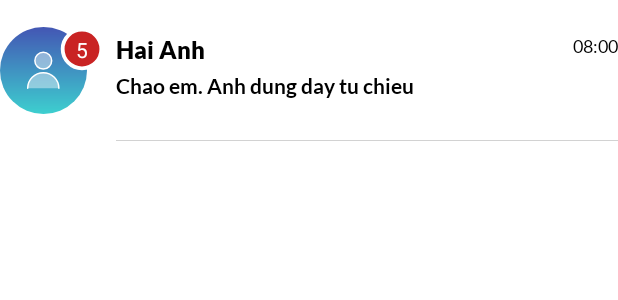
After one commit to tana142/ChatApp, an Android app: the layout item_message.xml on its own in the app's theme, with its tools: preview values and no code run, on a phone screen of 412 x 824 dp. The commit adds this screen. Shown: the top 300 px of the screen. Run offline under Robolectric (Android 15) with nearby library versions, the phone set to English and light mode, and no system bars; Roboto replaces fonts that are not available here.

Commit message:
add ui message

```diff
--- /dev/null
+++ b/app/src/main/res/drawable/bg_item_message.xml
@@ -0,0 +1,8 @@
+<?xml version="1.0" encoding="utf-8"?>
+<shape xmlns:android="http://schemas.android.com/apk/res/android">
+
+    <gradient android:startColor="@color/blue_start"
+        android:endColor="@color/blue_end"
+        android:angle="-90"/>
+    <corners android:radius="100dp"/>
+</shape>
--- /dev/null
+++ b/app/src/main/res/drawable/ic_avatar_user_default_while_large_icon.xml
@@ -0,0 +1,27 @@
+<vector xmlns:android="http://schemas.android.com/apk/res/android"
+    android:width="26dp"
+    android:height="26dp"
+    android:viewportWidth="26"
+    android:viewportHeight="26">
+  <path
+      android:strokeWidth="1"
+      android:pathData="M12.853,12.0533C15.9443,12.0533 18.4504,9.5472 18.4504,6.4559C18.4504,3.3645 15.9443,0.8584 12.853,0.8584C9.7616,0.8584 7.2555,3.3645 7.2555,6.4559C7.2555,9.5472 9.7616,12.0533 12.853,12.0533Z"
+      android:strokeLineJoin="round"
+      android:fillColor="#ffffff"
+      android:fillAlpha="0.43"
+      android:fillType="evenOdd"
+      android:strokeColor="#ffffff"
+      android:strokeLineCap="round"/>
+  <path
+      android:pathData="M2.4577,24.8474C2.4577,19.1063 7.1118,14.4522 12.853,14.4522C18.5941,14.4522 23.2482,19.1063 23.2482,24.8474"
+      android:fillColor="#ffffff"
+      android:fillAlpha="0.43"
+      android:fillType="evenOdd"/>
+  <path
+      android:strokeWidth="1"
+      android:pathData="M2.4577,24.8474C2.4577,19.1063 7.1118,14.4522 12.853,14.4522C18.5941,14.4522 23.2482,19.1063 23.2482,24.8474"
+      android:strokeLineJoin="round"
+      android:fillColor="#00000000"
+      android:strokeColor="#ffffff"
+      android:strokeLineCap="round"/>
+</vector>
--- /dev/null
+++ b/app/src/main/res/drawable/ic_badge_red_large_icon.xml
@@ -0,0 +1,11 @@
+<vector xmlns:android="http://schemas.android.com/apk/res/android"
+    android:width="29dp"
+    android:height="29dp"
+    android:viewportWidth="29"
+    android:viewportHeight="29">
+  <path
+      android:pathData="M14.5,14.5m-12.75,0a12.75,12.75 0,1 1,25.5 0a12.75,12.75 0,1 1,-25.5 0"
+      android:strokeWidth="2.5"
+      android:fillColor="#C92323"
+      android:strokeColor="#ffffff"/>
+</vector>
--- /dev/null
+++ b/app/src/main/res/layout/item_message.xml
@@ -0,0 +1,94 @@
+<?xml version="1.0" encoding="utf-8"?>
+<layout xmlns:android="http://schemas.android.com/apk/res/android"
+    xmlns:app="http://schemas.android.com/apk/res-auto">
+
+    <data>
+
+    </data>
+
+    <androidx.constraintlayout.widget.ConstraintLayout
+        android:layout_width="match_parent"
+        android:layout_height="wrap_content"
+        android:layout_marginTop="18dp">
+
+        <ImageView
+            android:id="@+id/image_user_message"
+            android:layout_width="58dp"
+            android:layout_height="58dp"
+            android:background="@drawable/bg_item_message"
+            android:src="@drawable/ic_avatar_user_default_while_large_icon"
+            android:scaleType="center"
+            android:layout_marginBottom="18dp"
+            app:layout_constraintTop_toTopOf="parent"
+            app:layout_constraintLeft_toLeftOf="parent"
+            app:layout_constraintBottom_toBottomOf="parent"
+            app:layout_constraintRight_toLeftOf="@id/tv_message" />
+
+        <TextView
+            android:id="@+id/tv_name_user_message"
+            android:layout_width="wrap_content"
+            android:layout_height="wrap_content"
+            android:layout_marginLeft="19dp"
+            android:layout_marginTop="5dp"
+            android:fontFamily="@font/lato_black"
+            android:text="Hai Anh"
+            android:textColor="@color/black"
+            android:textSize="16sp"
+            app:layout_constraintLeft_toRightOf="@id/image_user_message"
+            app:layout_constraintTop_toTopOf="parent" />
+
+        <TextView
+            android:id="@+id/tv_time"
+            android:layout_width="wrap_content"
+            android:layout_height="wrap_content"
+            android:layout_marginTop="5dp"
+            android:fontFamily="@font/lato"
+            android:text="08:00"
+            android:textColor="@color/black"
+            android:textSize="12sp"
+            app:layout_constraintRight_toRightOf="parent"
+            app:layout_constraintTop_toTopOf="parent" />
+
+        <TextView
+            android:id="@+id/tv_message"
+            android:layout_width="wrap_content"
+            android:layout_height="wrap_content"
+            android:layout_marginLeft="19dp"
+            android:layout_marginTop="5dp"
+            android:fontFamily="@font/lato_bold"
+            android:text="Chao em. Anh dung day tu chieu"
+            android:textColor="@color/black"
+            android:textSize="14sp"
+            app:layout_constraintLeft_toRightOf="@id/image_user_message"
+            app:layout_constraintTop_toBottomOf="@id/tv_name_user_message" />
+
+        <ImageView
+            android:id="@+id/img_badge_message"
+            android:visibility="visible"
+            android:layout_width="wrap_content"
+            android:layout_height="wrap_content"
+            android:src="@drawable/ic_badge_red_large_icon"
+            android:layout_marginLeft="40dp"
+            app:layout_constraintTop_toTopOf="parent"
+            app:layout_constraintLeft_toLeftOf="parent" />
+
+        <TextView
+            android:id="@+id/tv_badge_message"
+            android:layout_width="wrap_content"
+            android:layout_height="wrap_content"
+            android:text="5"
+            android:textColor="@color/white"
+            app:layout_constraintLeft_toLeftOf="@id/img_badge_message"
+            app:layout_constraintRight_toRightOf="@id/img_badge_message"
+            app:layout_constraintTop_toTopOf="@id/img_badge_message"
+            app:layout_constraintBottom_toBottomOf="@id/img_badge_message" />
+
+        <View
+            android:layout_width="0dp"
+            android:layout_height="0.5dp"
+            app:layout_constraintLeft_toLeftOf="@id/tv_name_user_message"
+            app:layout_constraintBottom_toBottomOf="parent"
+            android:background="#D2D2D2" />
+
+    </androidx.constraintlayout.widget.ConstraintLayout>
+</layout>
```
Also changed, not shown: app/src/main/res/drawable/ic_badge_red_small_icon.xml (added, +11 -0 lines), app/src/main/res/layout/fragment_message.xml (+104 -0 lines).
